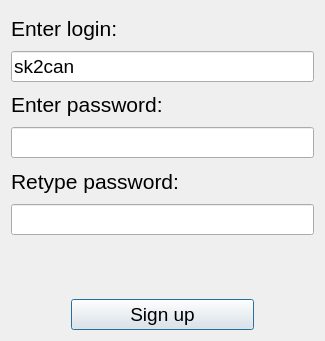
Old version of the form client_side/resources/ui/registration_window.ui in the repository Sk2can/Password-manager.
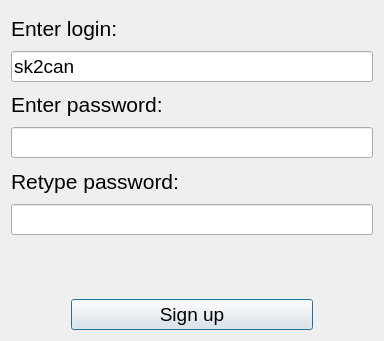
New version of the form.

Commit message: Фикс размеров некоторых элементов интерфейса.

```diff
--- a/client_side/resources/ui/registration_window.ui
+++ b/client_side/resources/ui/registration_window.ui
@@ -6,7 +6,7 @@
    <rect>
     <x>0</x>
     <y>0</y>
-    <width>325</width>
+    <width>384</width>
     <height>341</height>
    </rect>
   </property>
```
The commit also changes 3 other files.
